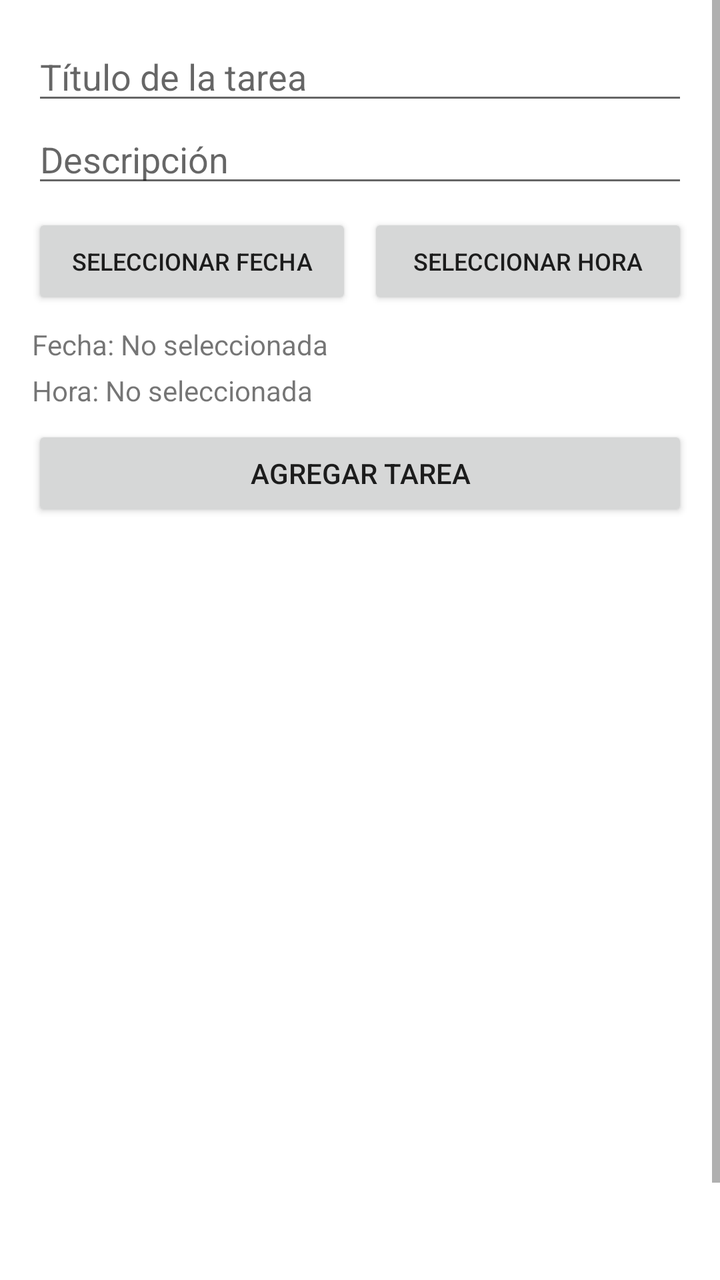
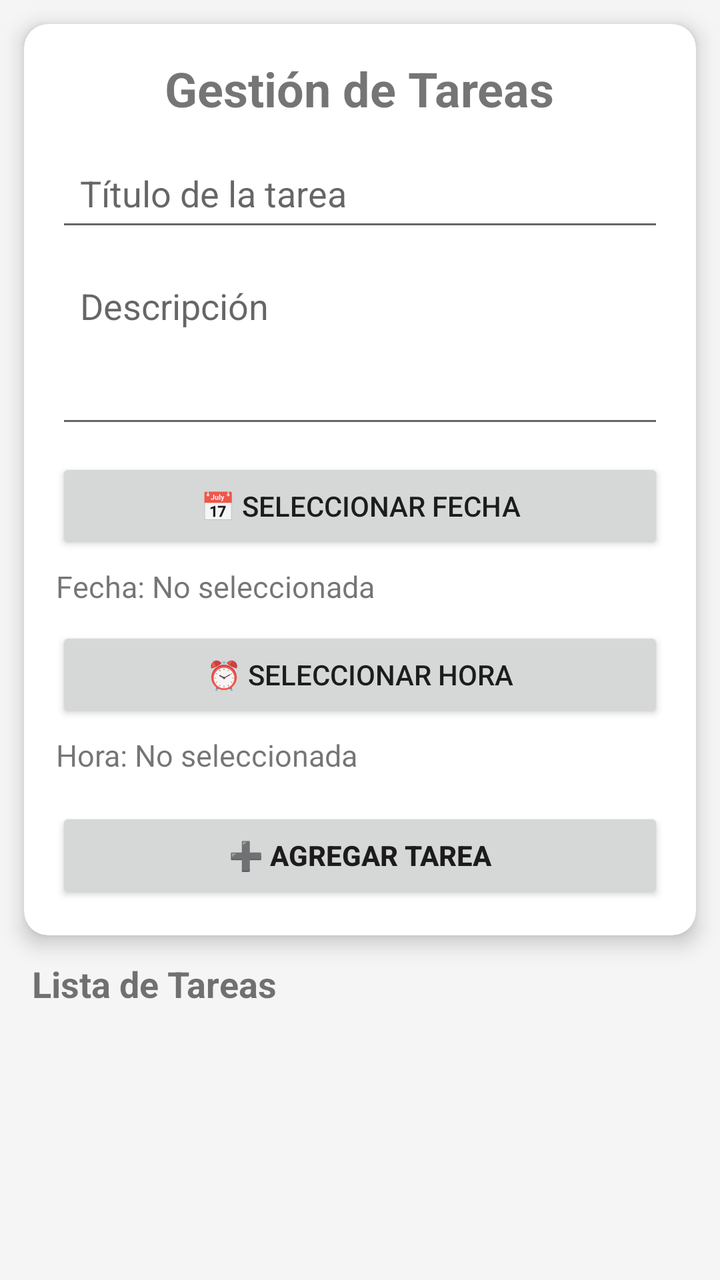

Two renders of the same Android screen: before a commit and after it. Below are the layout's source before the change and the commit's diff.
<!-- AndroidManifest.xml: activity theme Theme.GestionTareas -->
<!-- res/layout/activity_main.xml -->
<?xml version="1.0" encoding="utf-8"?>
<ScrollView xmlns:android="http://schemas.android.com/apk/res/android"
    xmlns:app="http://schemas.android.com/apk/res-auto"
    android:layout_width="match_parent"
    android:layout_height="match_parent"
    android:fillViewport="true">

    <RelativeLayout
        android:layout_width="match_parent"
        android:layout_height="wrap_content"
        android:padding="16dp">

        <EditText
            android:id="@+id/etTitulo"
            android:layout_width="match_parent"
            android:layout_height="wrap_content"
            android:hint="Título de la tarea" />

        <EditText
            android:id="@+id/etDescripcion"
            android:layout_width="match_parent"
            android:layout_height="wrap_content"
            android:layout_below="@id/etTitulo"
            android:hint="Descripción" />

        <LinearLayout
            android:id="@+id/layoutFechaHora"
            android:layout_width="match_parent"
            android:layout_height="wrap_content"
            android:layout_below="@id/etDescripcion"
            android:orientation="horizontal"
            android:layout_marginTop="8dp">

            <Button
                android:id="@+id/btnSeleccionarFecha"
                android:layout_width="0dp"
                android:layout_height="wrap_content"
                android:layout_weight="1"
                android:text="Seleccionar Fecha"
                android:textSize="12sp"
                android:layout_marginEnd="4dp" />

            <Button
                android:id="@+id/btnSeleccionarHora"
                android:layout_width="0dp"
                android:layout_height="wrap_content"
                android:layout_weight="1"
                android:text="Seleccionar Hora"
                android:textSize="12sp"
                android:layout_marginStart="4dp" />

        </LinearLayout>

        <TextView
            android:id="@+id/tvFechaSeleccionada"
            android:layout_width="match_parent"
            android:layout_height="wrap_content"
            android:layout_below="@id/layoutFechaHora"
            android:text="Fecha: No seleccionada"
            android:textSize="14sp"
            android:layout_marginTop="8dp" />

        <TextView
            android:id="@+id/tvHoraSeleccionada"
            android:layout_width="match_parent"
            android:layout_height="wrap_content"
            android:layout_below="@id/tvFechaSeleccionada"
            android:text="Hora: No seleccionada"
            android:textSize="14sp"
            android:layout_marginTop="4dp" />

        <Button
            android:id="@+id/btnAgregar"
            android:layout_width="match_parent"
            android:layout_height="wrap_content"
            android:layout_below="@id/tvHoraSeleccionada"
            android:layout_marginTop="8dp"
            android:text="Agregar Tarea" />

        <androidx.recyclerview.widget.RecyclerView
            android:id="@+id/recyclerView"
            android:layout_width="match_parent"
            android:layout_height="400dp"
            android:layout_below="@id/btnAgregar"
            android:layout_marginTop="16dp" />

    </RelativeLayout>

</ScrollView>
<!-- resources referenced by this layout -->
<resources>
  <style name="Theme.GestionTareas" parent="Theme.MaterialComponents.DayNight.DarkActionBar">
          
          <item name="colorPrimary">@color/purple_500</item>
          <item name="colorPrimaryDark">@color/purple_700</item>
          <item name="colorAccent">@color/teal_200</item>
  
          
          <item name="android:statusBarColor" tools:targetApi="l">?attr/colorPrimaryDark</item>
  
          
          <item name="windowActionBar">true</item>
          <item name="windowNoTitle">false</item>
      </style>
  <color name="purple_500">#FF6200EE</color>
  <color name="purple_700">#FF3700B3</color>
  <color name="teal_200">#FF03DAC5</color>
</resources>

<!-- the commit's change to res/layout/activity_main.xml (unified diff, before → after) -->
@@ -1,89 +1,108 @@
 <?xml version="1.0" encoding="utf-8"?>
-<ScrollView xmlns:android="http://schemas.android.com/apk/res/android"
+<LinearLayout xmlns:android="http://schemas.android.com/apk/res/android"
     xmlns:app="http://schemas.android.com/apk/res-auto"
+    xmlns:tools="http://schemas.android.com/tools"
     android:layout_width="match_parent"
     android:layout_height="match_parent"
-    android:fillViewport="true">
+    android:orientation="vertical"
+    android:background="#F5F5F5"
+    tools:context=".MainActivity">
 
-    <RelativeLayout
+    <androidx.cardview.widget.CardView
         android:layout_width="match_parent"
         android:layout_height="wrap_content"
-        android:padding="16dp">
+        android:layout_margin="12dp"
+        app:cardCornerRadius="12dp"
+        app:cardElevation="6dp">
 
-        <EditText
-            android:id="@+id/etTitulo"
+        <LinearLayout
             android:layout_width="match_parent"
             android:layout_height="wrap_content"
-            android:hint="Título de la tarea" />
+            android:orientation="vertical"
+            android:padding="16dp">
 
-        <EditText
-            android:id="@+id/etDescripcion"
-            android:layout_width="match_parent"
-            android:layout_height="wrap_content"
-            android:layout_below="@id/etTitulo"
-            android:hint="Descripción" />
+            <TextView
+                android:layout_width="wrap_content"
+                android:layout_height="wrap_content"
+                android:layout_gravity="center_horizontal"
+                android:paddingBottom="12dp"
+                android:text="Gestión de Tareas"
+                android:textSize="24sp"
+                android:textStyle="bold" />
 
-        <LinearLayout
-            android:id="@+id/layoutFechaHora"
-            android:layout_width="match_parent"
-            android:layout_height="wrap_content"
-            android:layout_below="@id/etDescripcion"
-            android:orientation="horizontal"
-            android:layout_marginTop="8dp">
+            <EditText
+                android:id="@+id/etTitulo"
+                android:layout_width="match_parent"
+                android:layout_height="wrap_content"
+                android:hint="Título de la tarea"
+                android:padding="12dp" />
+
+            <EditText
+                android:id="@+id/etDescripcion"
+                android:layout_width="match_parent"
+                android:layout_height="wrap_content"
+                android:layout_marginTop="8dp"
+                android:gravity="top"
+                android:hint="Descripción"
+                android:minLines="3"
+                android:padding="12dp" />
 
             <Button
                 android:id="@+id/btnSeleccionarFecha"
-                android:layout_width="0dp"
+                android:layout_width="match_parent"
                 android:layout_height="wrap_content"
-                android:layout_weight="1"
-                android:text="Seleccionar Fecha"
-                android:textSize="12sp"
-                android:layout_marginEnd="4dp" />
+                android:layout_marginTop="10dp"
+                android:text="📅 Seleccionar Fecha" />
+
+            <TextView
+                android:id="@+id/tvFechaSeleccionada"
+                android:layout_width="wrap_content"
+                android:layout_height="wrap_content"
+                android:layout_marginTop="6dp"
+                android:text="Fecha: No seleccionada"
+                android:textSize="15sp" />
 
             <Button
                 android:id="@+id/btnSeleccionarHora"
-                android:layout_width="0dp"
+                android:layout_width="match_parent"
                 android:layout_height="wrap_content"
-                android:layout_weight="1"
-                android:text="Seleccionar Hora"
-                android:textSize="12sp"
-                android:layout_marginStart="4dp" />
+                android:layout_marginTop="10dp"
+                android:text="⏰ Seleccionar Hora" />
+
+            <TextView
+                android:id="@+id/tvHoraSeleccionada"
+                android:layout_width="wrap_content"
+                android:layout_height="wrap_content"
+                android:layout_marginTop="6dp"
+                android:text="Hora: No seleccionada"
+                android:textSize="15sp" />
+
+            <Button
+                android:id="@+id/btnAgregar"
+                android:layout_width="match_parent"
+                android:layout_height="wrap_content"
+                android:layout_marginTop="16dp"
+                android:text="➕ Agregar Tarea"
+                android:textStyle="bold" />
 
         </LinearLayout>
 
-        <TextView
-            android:id="@+id/tvFechaSeleccionada"
-            android:layout_width="match_parent"
-            android:layout_height="wrap_content"
-            android:layout_below="@id/layoutFechaHora"
-            android:text="Fecha: No seleccionada"
-            android:textSize="14sp"
-            android:layout_marginTop="8dp" />
+    </androidx.cardview.widget.CardView>
 
-        <TextView
-            android:id="@+id/tvHoraSeleccionada"
-            android:layout_width="match_parent"
-            android:layout_height="wrap_content"
-            android:layout_below="@id/tvFechaSeleccionada"
-            android:text="Hora: No seleccionada"
-            android:textSize="14sp"
-            android:layout_marginTop="4dp" />
+    <TextView
+        android:layout_width="wrap_content"
+        android:layout_height="wrap_content"
+        android:text="Lista de Tareas"
+        android:textSize="18sp"
+        android:textStyle="bold"
+        android:paddingStart="16dp"
+        android:paddingBottom="8dp"/>
 
-        <Button
-            android:id="@+id/btnAgregar"
-            android:layout_width="match_parent"
-            android:layout_height="wrap_content"
-            android:layout_below="@id/tvHoraSeleccionada"
-            android:layout_marginTop="8dp"
-            android:text="Agregar Tarea" />
+    <androidx.recyclerview.widget.RecyclerView
+        android:id="@+id/recyclerView"
+        android:layout_width="match_parent"
+        android:layout_height="0dp"
+        android:layout_weight="1"
+        android:padding="8dp"/>
 
-        <androidx.recyclerview.widget.RecyclerView
-            android:id="@+id/recyclerView"
-            android:layout_width="match_parent"
-            android:layout_height="400dp"
-            android:layout_below="@id/btnAgregar"
-            android:layout_marginTop="16dp" />
-
-    </RelativeLayout>
-
-</ScrollView>
+</LinearLayout>
